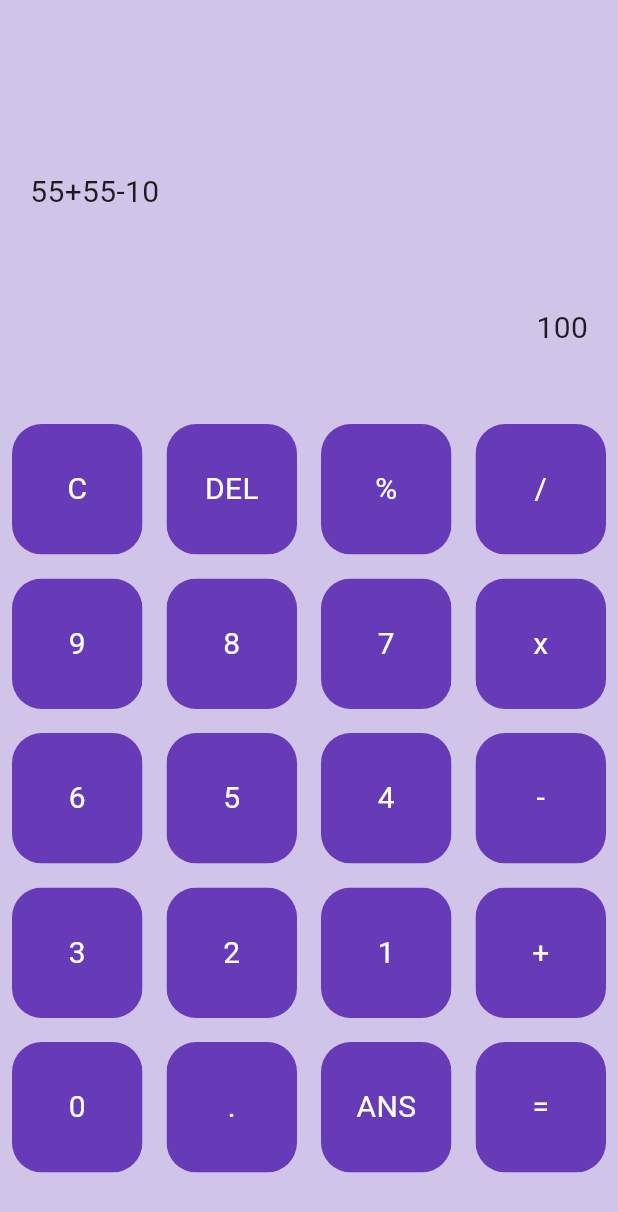
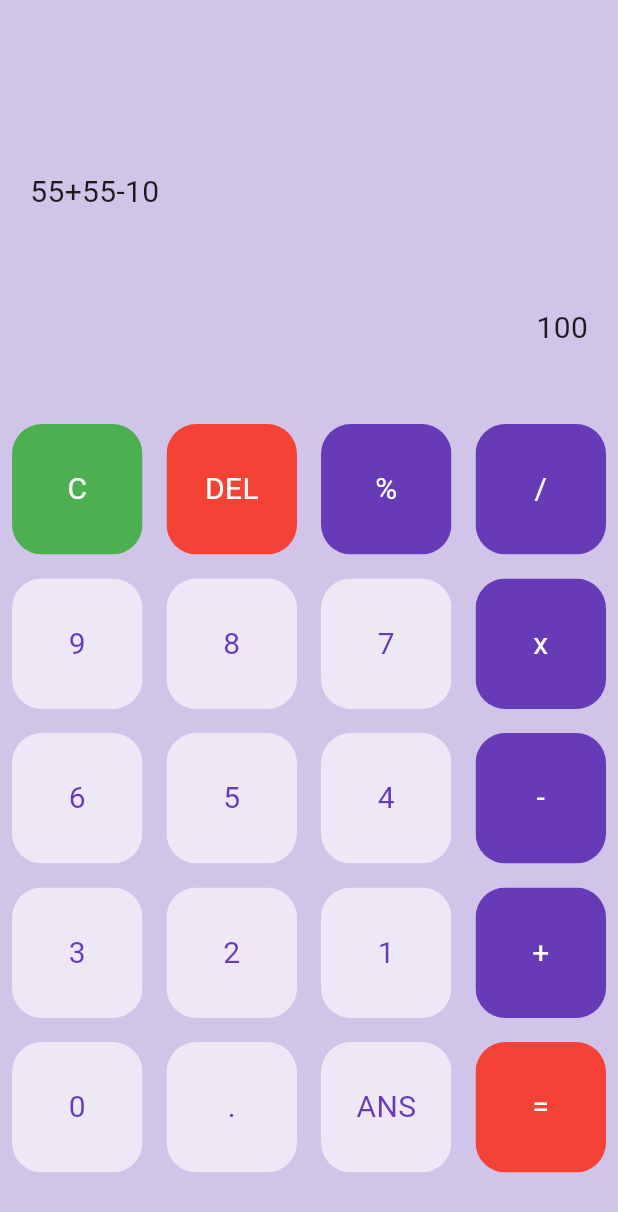
Before and after one commit to Mostafa-Moin26/Simple-Calculator-Using-Flutter, a Flutter app: the screen it shows after launch, on a phone screen of 412 x 824 dp. Shown: the top 1212 px of the screen. Run offline on Flutter 3.47's test engine with Material 3 defaults, Android fonts, the phone set to English and light mode, and no system bars.

Commit message:
buttons styling and coloring

```diff
--- a/lib/home_page.dart
+++ b/lib/home_page.dart
@@ -70,14 +70,51 @@ class _HomePageState extends State<HomePage> {
                   gridDelegate: const SliverGridDelegateWithFixedCrossAxisCount(
                       crossAxisCount: 4),
                   itemBuilder: (BuildContext context, int index) {
-                    return MyButtons(
-                      buttonColor: Colors.deepPurple,
-                      textColor: Colors.white,
-                      buttonText: buttons[index],
-                    );
+                    if (index == 0) {
+                      return MyButtons(
+                        buttonColor: Colors.green,
+                        textColor: Colors.white,
+                        buttonText: buttons[index],
+                      );
+                    }
+                    // Delete button
+                    else if (index == 1) {
+                      return MyButtons(
+                        buttonColor: Colors.red,
+                        textColor: Colors.white,
+                        buttonText: buttons[index],
+                      );
+                    }
+                    // Equal button
+                    else if (index == buttons.length - 1) {
+                      return MyButtons(
+                        buttonColor: Colors.red,
+                        textColor: Colors.white,
+                        buttonText: buttons[index],
+                      );
+                    }
+                    // Rest of the buttons
+                    else {
+                      return MyButtons(
+                        buttonColor: isOperator(buttons[index])
+                            ? Colors.deepPurple
+                            : Colors.deepPurple[50] ?? Colors.deepPurple,
+                        textColor: isOperator(buttons[index])
+                            ? Colors.white
+                            : Colors.deepPurple,
+                        buttonText: buttons[index],
+                      );
+                    }
                   }))
         ],
       ),
     );
   }
+
+  bool isOperator(String s) {
+    if (s == '%' || s == '/' || s == 'x' || s == '-' || s == '+') {
+      return true;
+    }
+    return false;
+  }
 }
```
